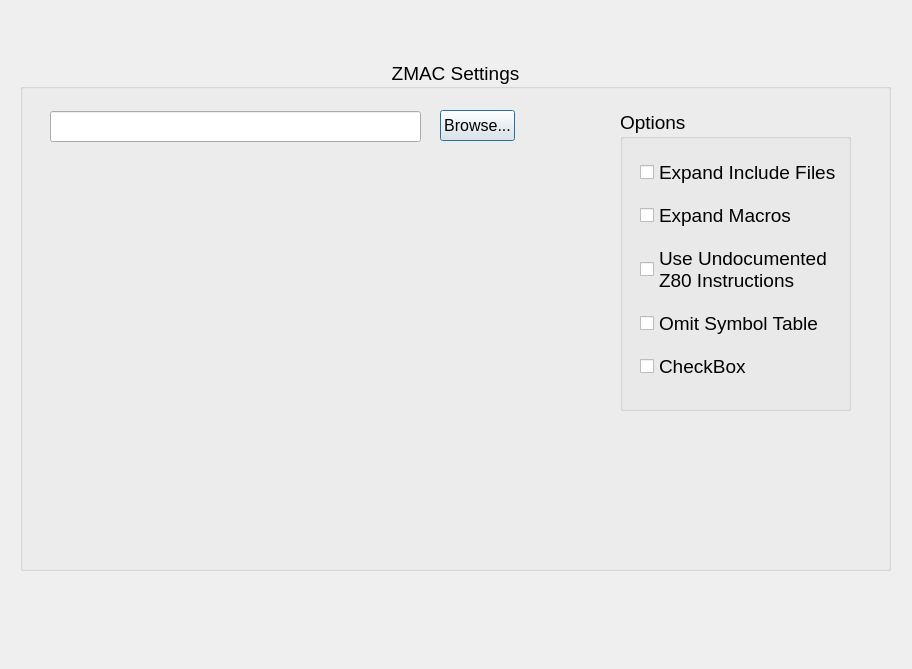
First picture: the form in Settings_Test_GUI.ui, repository tinymouse42/BAPD, before the edit.
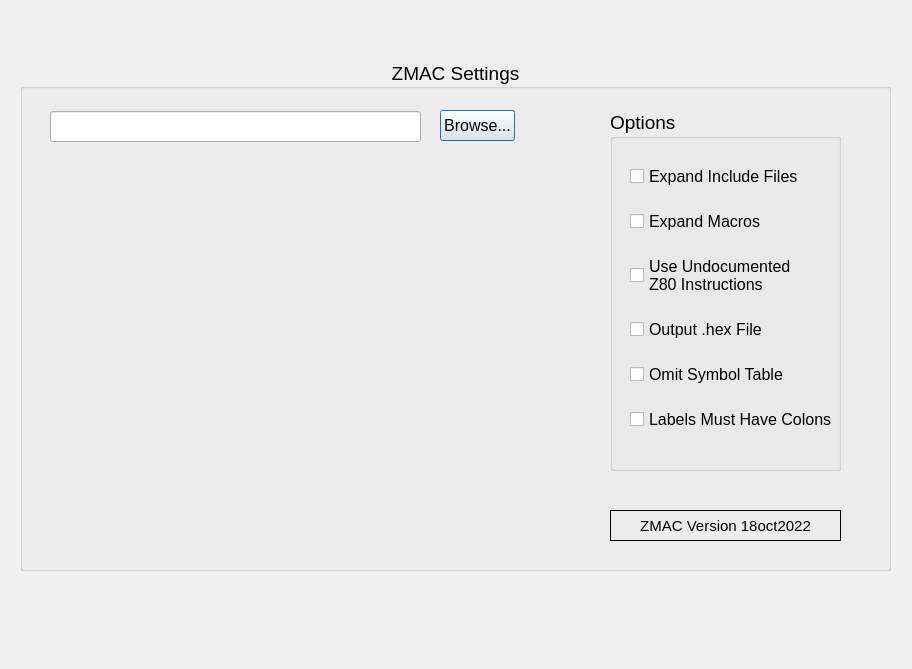
Second picture: the form after the edit.

Commit message: EOD Commit Documentation Updates

The edit to the form file:
```diff
--- a/Settings_Test_GUI.ui
+++ b/Settings_Test_GUI.ui
@@ -70,10 +70,10 @@
    <widget class="QGroupBox" name="groupBox_2">
     <property name="geometry">
      <rect>
-      <x>600</x>
+      <x>590</x>
       <y>50</y>
       <width>231</width>
-      <height>301</height>
+      <height>361</height>
      </rect>
     </property>
     <property name="title">
@@ -84,13 +84,18 @@
       <rect>
        <x>20</x>
        <y>40</y>
-       <width>199</width>
-       <height>241</height>
+       <width>202</width>
+       <height>301</height>
       </rect>
      </property>
      <layout class="QVBoxLayout" name="verticalLayout">
       <item>
        <widget class="QCheckBox" name="checkBox_5">
+        <property name="font">
+         <font>
+          <pointsize>12</pointsize>
+         </font>
+        </property>
         <property name="text">
          <string>Expand Include Files</string>
         </property>
@@ -98,6 +103,11 @@
       </item>
       <item>
        <widget class="QCheckBox" name="checkBox_3">
+        <property name="font">
+         <font>
+          <pointsize>12</pointsize>
+         </font>
+        </property>
         <property name="text">
          <string>Expand Macros</string>
         </property>
@@ -105,14 +115,36 @@
       </item>
       <item>
        <widget class="QCheckBox" name="checkBox">
+        <property name="font">
+         <font>
+          <pointsize>12</pointsize>
+         </font>
+        </property>
         <property name="text">
          <string>Use Undocumented 
 Z80 Instructions</string>
         </property>
        </widget>
       </item>
+      <item>
+       <widget class="QCheckBox" name="checkBox_6">
+        <property name="font">
+         <font>
+          <pointsize>12</pointsize>
+         </font>
+        </property>
+        <property name="text">
+         <string>Output .hex File</string>
+        </property>
+       </widget>
+      </item>
       <item>
        <widget class="QCheckBox" name="checkBox_2">
+        <property name="font">
+         <font>
+          <pointsize>12</pointsize>
+         </font>
+        </property>
         <property name="text">
          <string>Omit Symbol Table</string>
         </property>
@@ -120,14 +152,52 @@
       </item>
       <item>
        <widget class="QCheckBox" name="checkBox_4">
+        <property name="font">
+         <font>
+          <pointsize>12</pointsize>
+         </font>
+        </property>
         <property name="text">
-         <string>CheckBox</string>
+         <string>Labels Must Have Colons</string>
         </property>
        </widget>
       </item>
      </layout>
     </widget>
    </widget>
+   <widget class="QLabel" name="label">
+    <property name="geometry">
+     <rect>
+      <x>590</x>
+      <y>450</y>
+      <width>231</width>
+      <height>31</height>
+     </rect>
+    </property>
+    <property name="sizePolicy">
+     <sizepolicy hsizetype="Preferred" vsizetype="Preferred">
+      <horstretch>0</horstretch>
+      <verstretch>0</verstretch>
+     </sizepolicy>
+    </property>
+    <property name="font">
+     <font>
+      <pointsize>11</pointsize>
+     </font>
+    </property>
+    <property name="frameShape">
+     <enum>QFrame::Shape::Box</enum>
+    </property>
+    <property name="text">
+     <string>ZMAC Version 18oct2022</string>
+    </property>
+    <property name="scaledContents">
+     <bool>false</bool>
+    </property>
+    <property name="alignment">
+     <set>Qt::AlignmentFlag::AlignCenter</set>
+    </property>
+   </widget>
   </widget>
  </widget>
  <resources/>
```
The commit also changes 1 other file.
